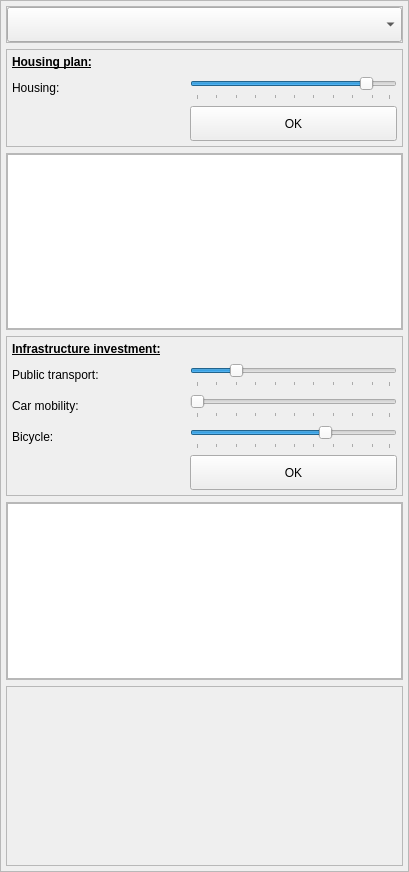
The window that PlanningTool_dockwidget_base.ui (rapha411/PlanningTool) describes before a commit, drawn with Qt 5.
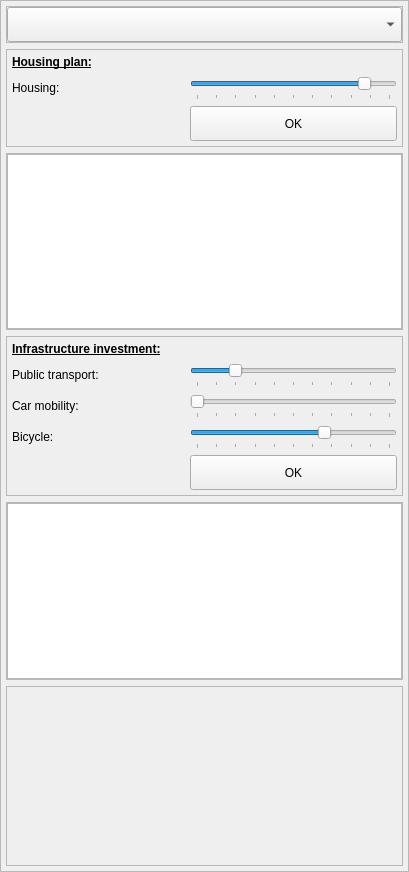
The same window after the commit.

Commit message: get and set slider value

```diff
--- a/PlanningTool_dockwidget_base.ui
+++ b/PlanningTool_dockwidget_base.ui
@@ -218,6 +218,12 @@
                   <height>25</height>
                  </size>
                 </property>
+                <property name="mouseTracking">
+                 <bool>true</bool>
+                </property>
+                <property name="maximum">
+                 <number>100</number>
+                </property>
                 <property name="value">
                  <number>87</number>
                 </property>
@@ -227,6 +233,9 @@
                 <property name="tickPosition">
                  <enum>QSlider::TicksBelow</enum>
                 </property>
+                <property name="tickInterval">
+                 <number>10</number>
+                </property>
                </widget>
               </item>
               <item row="1" column="0">
@@ -348,8 +357,8 @@
             </property>
             <item>
              <layout class="QGridLayout" name="gridLayout_3">
-              <item row="3" column="1">
-               <widget class="QSlider" name="horizontalSlider_4">
+              <item row="2" column="1">
+               <widget class="QSlider" name="carSlider">
                 <property name="sizePolicy">
                  <sizepolicy hsizetype="MinimumExpanding" vsizetype="Fixed">
                   <horstretch>0</horstretch>
@@ -362,14 +371,38 @@
                   <height>25</height>
                  </size>
                 </property>
-                <property name="value">
-                 <number>66</number>
+                <property name="maximum">
+                 <number>100</number>
                 </property>
                 <property name="orientation">
                  <enum>Qt::Horizontal</enum>
                 </property>
                 <property name="tickPosition">
                  <enum>QSlider::TicksBelow</enum>
+                </property>
+                <property name="tickInterval">
+                 <number>10</number>
+                </property>
+               </widget>
+              </item>
+              <item row="3" column="0">
+               <widget class="QLabel" name="label_12">
+                <property name="text">
+                 <string>Bicycle:</string>
+                </property>
+               </widget>
+              </item>
+              <item row="1" column="0">
+               <widget class="QLabel" name="label_10">
+                <property name="text">
+                 <string>Public transport:</string>
+                </property>
+               </widget>
+              </item>
+              <item row="2" column="0">
+               <widget class="QLabel" name="label_11">
+                <property name="text">
+                 <string>Car mobility:</string>
                 </property>
                </widget>
               </item>
@@ -398,34 +431,6 @@
                 </property>
                </widget>
               </item>
-              <item row="1" column="1">
-               <widget class="QSlider" name="horizontalSlider_2">
-                <property name="sizePolicy">
-                 <sizepolicy hsizetype="MinimumExpanding" vsizetype="Fixed">
-                  <horstretch>0</horstretch>
-                  <verstretch>0</verstretch>
-                 </sizepolicy>
-                </property>
-                <property name="minimumSize">
-                 <size>
-                  <width>0</width>
-                  <height>25</height>
-                 </size>
-                </property>
-                <property name="mouseTracking">
-                 <bool>true</bool>
-                </property>
-                <property name="value">
-                 <number>20</number>
-                </property>
-                <property name="orientation">
-                 <enum>Qt::Horizontal</enum>
-                </property>
-                <property name="tickPosition">
-                 <enum>QSlider::TicksBelow</enum>
-                </property>
-               </widget>
-              </item>
               <item row="0" column="1">
                <widget class="QLabel" name="infraLabel">
                 <property name="sizePolicy">
@@ -439,49 +444,6 @@
                 </property>
                </widget>
               </item>
-              <item row="2" column="1">
-               <widget class="QSlider" name="horizontalSlider_3">
-                <property name="sizePolicy">
-                 <sizepolicy hsizetype="MinimumExpanding" vsizetype="Fixed">
-                  <horstretch>0</horstretch>
-                  <verstretch>0</verstretch>
-                 </sizepolicy>
-                </property>
-                <property name="minimumSize">
-                 <size>
-                  <width>0</width>
-                  <height>25</height>
-                 </size>
-                </property>
-                <property name="orientation">
-                 <enum>Qt::Horizontal</enum>
-                </property>
-                <property name="tickPosition">
-                 <enum>QSlider::TicksBelow</enum>
-                </property>
-               </widget>
-              </item>
-              <item row="1" column="0">
-               <widget class="QLabel" name="label_10">
-                <property name="text">
-                 <string>Public transport:</string>
-                </property>
-               </widget>
-              </item>
-              <item row="3" column="0">
-               <widget class="QLabel" name="label_12">
-                <property name="text">
-                 <string>Bicycle:</string>
-                </property>
-               </widget>
-              </item>
-              <item row="2" column="0">
-               <widget class="QLabel" name="label_11">
-                <property name="text">
-                 <string>Car mobility:</string>
-                </property>
-               </widget>
-              </item>
               <item row="4" column="1">
                <widget class="QPushButton" name="okInfrastructure">
                 <property name="sizePolicy">
@@ -501,6 +463,77 @@
                 </property>
                </widget>
               </item>
+              <item row="1" column="1">
+               <widget class="QSlider" name="ptSlider">
+                <property name="sizePolicy">
+                 <sizepolicy hsizetype="MinimumExpanding" vsizetype="Fixed">
+                  <horstretch>0</horstretch>
+                  <verstretch>0</verstretch>
+                 </sizepolicy>
+                </property>
+                <property name="minimumSize">
+                 <size>
+                  <width>0</width>
+                  <height>25</height>
+                 </size>
+                </property>
+                <property name="mouseTracking">
+                 <bool>true</bool>
+                </property>
+                <property name="maximum">
+                 <number>100</number>
+                </property>
+                <property name="value">
+                 <number>20</number>
+                </property>
+                <property name="orientation">
+                 <enum>Qt::Horizontal</enum>
+                </property>
+                <property name="tickPosition">
+                 <enum>QSlider::TicksBelow</enum>
+                </property>
+                <property name="tickInterval">
+                 <number>10</number>
+                </property>
+               </widget>
+              </item>
+              <item row="3" column="1">
+               <widget class="QSlider" name="bikeSlider">
+                <property name="sizePolicy">
+                 <sizepolicy hsizetype="MinimumExpanding" vsizetype="Fixed">
+                  <horstretch>0</horstretch>
+                  <verstretch>0</verstretch>
+                 </sizepolicy>
+                </property>
+                <property name="minimumSize">
+                 <size>
+                  <width>0</width>
+                  <height>25</height>
+                 </size>
+                </property>
+                <property name="maximum">
+                 <number>100</number>
+                </property>
+                <property name="value">
+                 <number>66</number>
+                </property>
+                <property name="orientation">
+                 <enum>Qt::Horizontal</enum>
+                </property>
+                <property name="invertedAppearance">
+                 <bool>false</bool>
+                </property>
+                <property name="invertedControls">
+                 <bool>false</bool>
+                </property>
+                <property name="tickPosition">
+                 <enum>QSlider::TicksBelow</enum>
+                </property>
+                <property name="tickInterval">
+                 <number>10</number>
+                </property>
+               </widget>
+              </item>
              </layout>
             </item>
            </layout>
```
Left out of the diff: 2 changed lines with no effect on the pictures. The commit also changes 2 other files.
